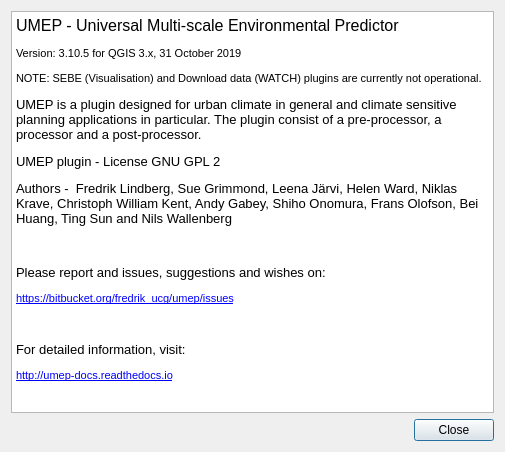
Old version of the form UMEP_about.ui in the repository UMEP-dev/UMEP.
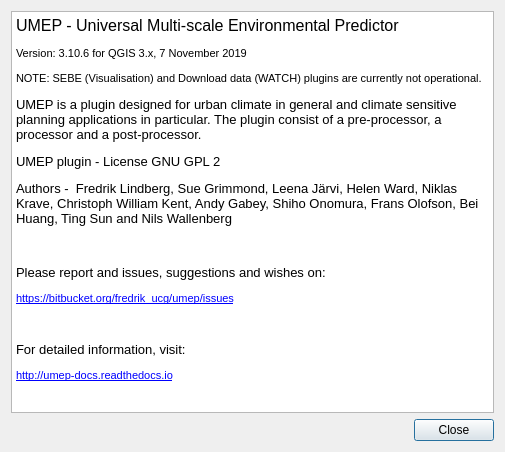
New version of the form.

Commit message: 3.10.6: Response to issue #108.

```diff
--- a/UMEP_about.ui
+++ b/UMEP_about.ui
@@ -31,7 +31,7 @@
 p, li { white-space: pre-wrap; }
 &lt;/style&gt;&lt;/head&gt;&lt;body style=&quot; font-family:'MS Shell Dlg 2'; font-size:8.25pt; font-weight:400; font-style:normal;&quot;&gt;
 &lt;p style=&quot; margin-top:0px; margin-bottom:0px; margin-left:0px; margin-right:0px; -qt-block-indent:0; text-indent:0px;&quot;&gt;&lt;span style=&quot; font-size:12pt;&quot;&gt;UMEP - Universal Multi-scale Environmental Predictor &lt;/span&gt;&lt;/p&gt;
-&lt;p style=&quot; margin-top:12px; margin-bottom:12px; margin-left:0px; margin-right:0px; -qt-block-indent:0; text-indent:0px;&quot;&gt;&lt;span style=&quot; font-size:8pt;&quot;&gt;Version: 3.10.5 for QGIS 3.x, 31 October 2019&lt;/span&gt;&lt;/p&gt;
+&lt;p style=&quot; margin-top:12px; margin-bottom:12px; margin-left:0px; margin-right:0px; -qt-block-indent:0; text-indent:0px;&quot;&gt;&lt;span style=&quot; font-size:8pt;&quot;&gt;Version: 3.10.6 for QGIS 3.x, 7 November 2019&lt;/span&gt;&lt;/p&gt;
 &lt;p style=&quot; margin-top:12px; margin-bottom:12px; margin-left:0px; margin-right:0px; -qt-block-indent:0; text-indent:0px;&quot;&gt;&lt;span style=&quot; font-size:8pt;&quot;&gt;NOTE: SEBE (Visualisation) and Download data (WATCH) plugins are currently not operational.&lt;/span&gt;&lt;/p&gt;
 &lt;p style=&quot; margin-top:12px; margin-bottom:12px; margin-left:0px; margin-right:0px; -qt-block-indent:0; text-indent:0px;&quot;&gt;&lt;span style=&quot; font-size:10pt;&quot;&gt;UMEP is a plugin designed for urban climate in general and climate sensitive planning applications in particular. The plugin consist of a pre-processor, a processor and a post-processor.&lt;/span&gt;&lt;/p&gt;
 &lt;p style=&quot; margin-top:12px; margin-bottom:12px; margin-left:0px; margin-right:0px; -qt-block-indent:0; text-indent:0px;&quot;&gt;&lt;span style=&quot; font-size:10pt;&quot;&gt;UMEP plugin - License GNU GPL 2&lt;/span&gt;&lt;/p&gt;
```
The commit also changes 2 other files.
